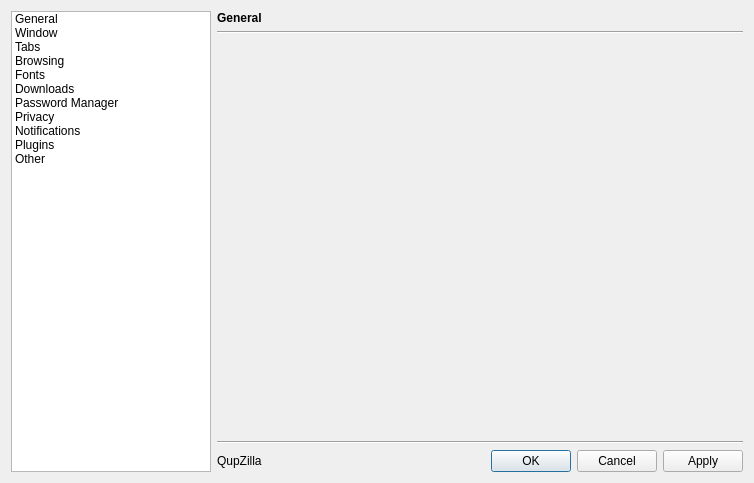
QupZilla/qupzilla, file src/preferences/preferences.ui: the form before one commit.
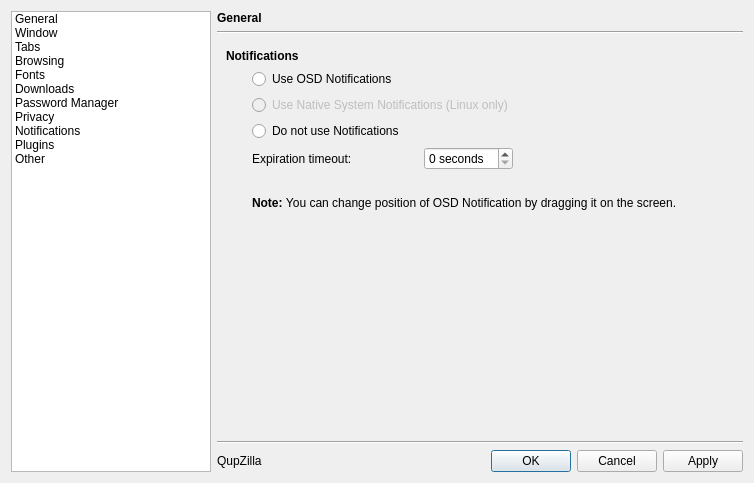
The form after the commit. The open tabs and pages were chosen to show the change. Icons and pictures are not drawn. Custom widgets are drawn as their Qt base class.

Commit message: Added Notifications configuration to Preferences

```diff
--- a/src/preferences/preferences.ui
+++ b/src/preferences/preferences.ui
@@ -1586,7 +1586,133 @@
        </item>
       </layout>
      </widget>
-     <widget class="QWidget" name="page_3"/>
+     <widget class="QWidget" name="page_3">
+      <layout class="QGridLayout" name="gridLayout_17">
+       <item row="0" column="0" colspan="4">
+        <widget class="QLabel" name="label_41">
+         <property name="text">
+          <string>&lt;b&gt;Notifications&lt;/b&gt;</string>
+         </property>
+        </widget>
+       </item>
+       <item row="1" column="1" colspan="3">
+        <widget class="QRadioButton" name="useOSDNotifications">
+         <property name="text">
+          <string>Use OSD Notifications</string>
+         </property>
+        </widget>
+       </item>
+       <item row="2" column="1" colspan="3">
+        <widget class="QRadioButton" name="useNativeSystemNotifications">
+         <property name="enabled">
+          <bool>false</bool>
+         </property>
+         <property name="text">
+          <string>Use Native System Notifications (Linux only)</string>
+         </property>
+        </widget>
+       </item>
+       <item row="3" column="1" colspan="3">
+        <widget class="QRadioButton" name="doNotUseNotifications">
+         <property name="text">
+          <string>Do not use Notifications</string>
+         </property>
+        </widget>
+       </item>
+       <item row="7" column="1">
+        <spacer name="verticalSpacer_4">
+         <property name="orientation">
+          <enum>Qt::Vertical</enum>
+         </property>
+         <property name="sizeHint" stdset="0">
+          <size>
+           <width>20</width>
+           <height>40</height>
+          </size>
+         </property>
+        </spacer>
+       </item>
+       <item row="1" column="0">
+        <spacer name="horizontalSpacer_13">
+         <property name="orientation">
+          <enum>Qt::Horizontal</enum>
+         </property>
+         <property name="sizeType">
+          <enum>QSizePolicy::Fixed</enum>
+         </property>
+         <property name="sizeHint" stdset="0">
+          <size>
+           <width>20</width>
+           <height>20</height>
+          </size>
+         </property>
+        </spacer>
+       </item>
+       <item row="4" column="4">
+        <spacer name="horizontalSpacer_17">
+         <property name="orientation">
+          <enum>Qt::Horizontal</enum>
+         </property>
+         <property name="sizeHint" stdset="0">
+          <size>
+           <width>40</width>
+           <height>20</height>
+          </size>
+         </property>
+        </spacer>
+       </item>
+       <item row="4" column="1" colspan="3">
+        <layout class="QHBoxLayout" name="horizontalLayout_10">
+         <item>
+          <widget class="QLabel" name="label_42">
+           <property name="text">
+            <string>Expiration timeout:</string>
+           </property>
+          </widget>
+         </item>
+         <item>
+          <widget class="QSpinBox" name="notificationTimeout">
+           <property name="sizePolicy">
+            <sizepolicy hsizetype="Fixed" vsizetype="Fixed">
+             <horstretch>0</horstretch>
+             <verstretch>0</verstretch>
+            </sizepolicy>
+           </property>
+           <property name="suffix">
+            <string> seconds</string>
+           </property>
+          </widget>
+         </item>
+        </layout>
+       </item>
+       <item row="6" column="1" colspan="4">
+        <widget class="QLabel" name="label_43">
+         <property name="text">
+          <string>&lt;b&gt;Note: &lt;/b&gt;You can change position of OSD Notification by dragging it on the screen.</string>
+         </property>
+         <property name="wordWrap">
+          <bool>true</bool>
+         </property>
+        </widget>
+       </item>
+       <item row="5" column="1">
+        <spacer name="verticalSpacer_5">
+         <property name="orientation">
+          <enum>Qt::Vertical</enum>
+         </property>
+         <property name="sizeType">
+          <enum>QSizePolicy::Fixed</enum>
+         </property>
+         <property name="sizeHint" stdset="0">
+          <size>
+           <width>0</width>
+           <height>20</height>
+          </size>
+         </property>
+        </spacer>
+       </item>
+      </layout>
+     </widget>
      <widget class="QWidget" name="page">
       <layout class="QGridLayout" name="gridLayout_14">
        <item row="0" column="0" colspan="2">
```
The commit also changes 5 other files.
